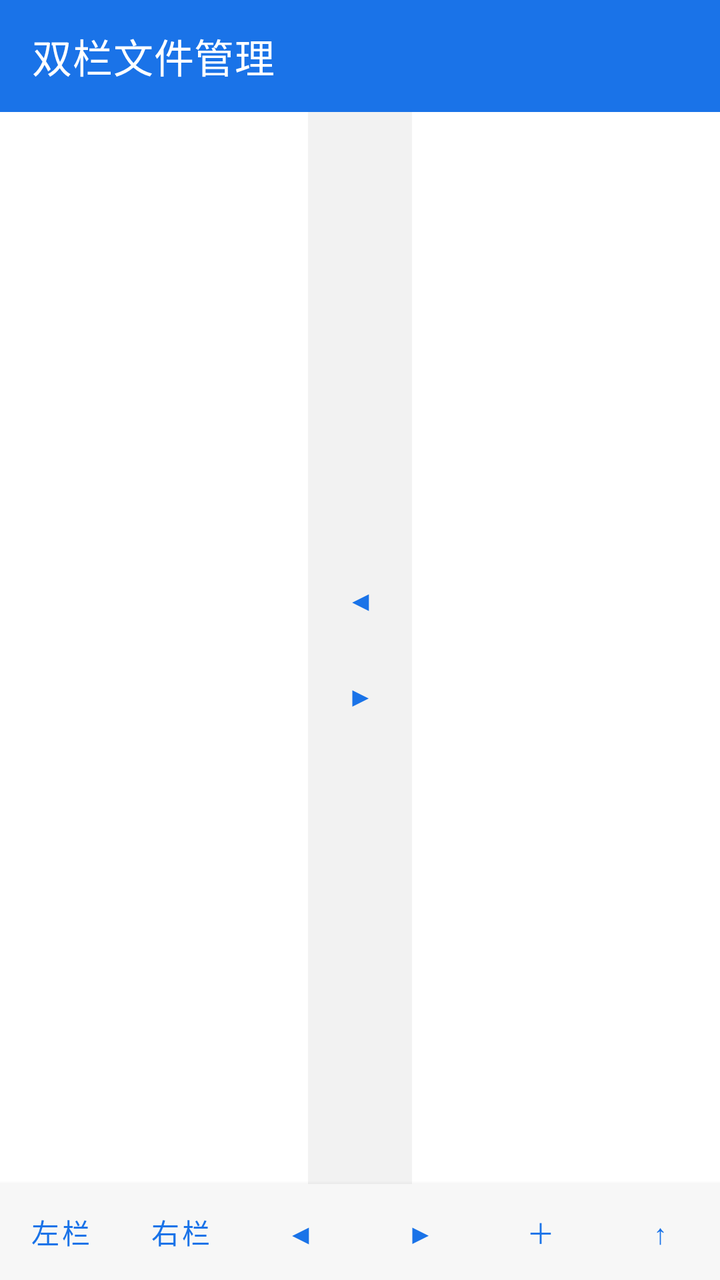
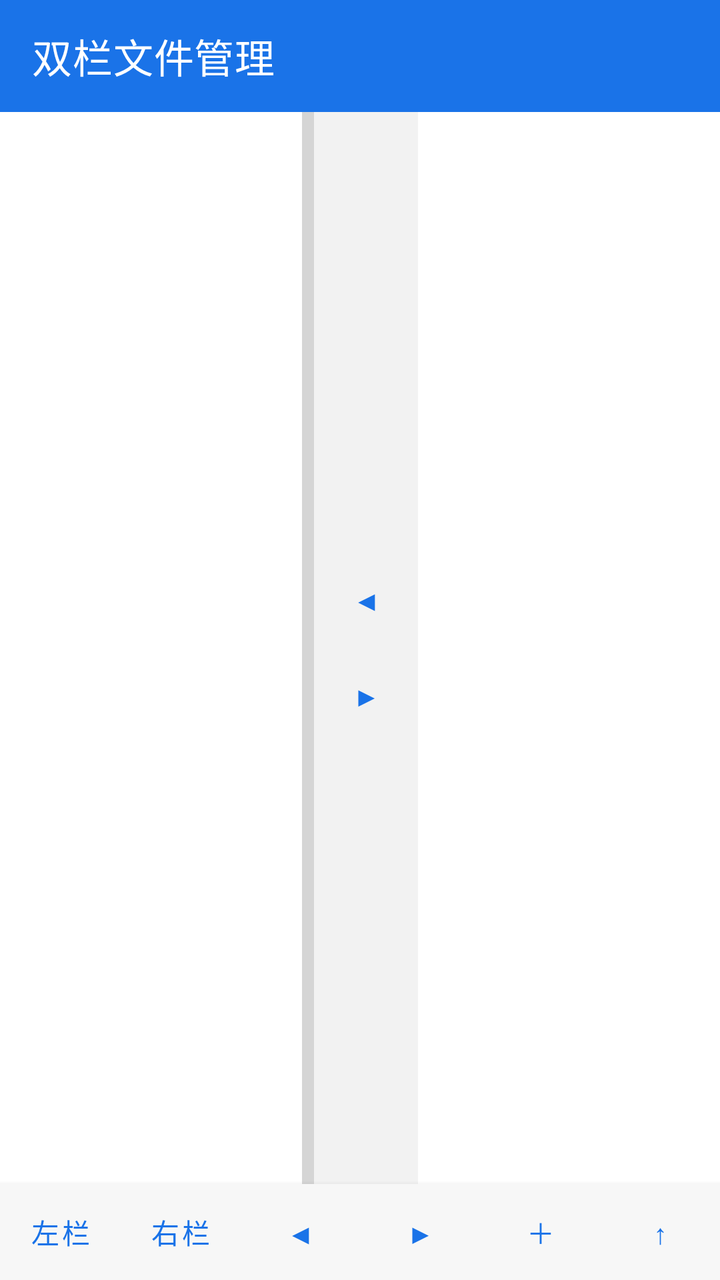

The first picture is an Android layout as it rendered before a commit; the second is the same layout after the commit. The layout source and the unified diff follow.
<!-- AndroidManifest.xml: another module's application theme Theme.Toolbox -->
<!-- res/layout/activity_dual_pane.xml -->
<?xml version="1.0" encoding="utf-8"?>
<LinearLayout xmlns:android="http://schemas.android.com/apk/res/android"
    xmlns:app="http://schemas.android.com/apk/res-auto"
    android:layout_width="match_parent"
    android:layout_height="match_parent"
    android:orientation="vertical">

    <androidx.appcompat.widget.Toolbar
        android:id="@+id/toolbar"
        android:layout_width="match_parent"
        android:layout_height="?attr/actionBarSize"
        android:background="?attr/colorPrimary"
        app:titleTextColor="@color/white"
        app:title="@string/title_dual_pane" />

    <LinearLayout
        android:layout_width="match_parent"
        android:layout_height="0dp"
        android:layout_weight="1"
        android:orientation="horizontal">

        
        <LinearLayout
            android:id="@+id/left_pane"
            android:layout_width="0dp"
            android:layout_height="match_parent"
            android:layout_weight="1"
            android:orientation="vertical"
            android:background="#1AFFFFFF">

            <TextView
                android:id="@+id/left_path"
                android:layout_width="match_parent"
                android:layout_height="wrap_content"
                android:padding="6dp"
                android:singleLine="true"
                android:ellipsize="middle"
                android:textColor="@color/path_text"
                android:textSize="13sp"
                android:fontFamily="monospace" />

            <FrameLayout
                android:layout_width="match_parent"
                android:layout_height="0dp"
                android:layout_weight="1">

                <androidx.recyclerview.widget.RecyclerView
                    android:id="@+id/left_list"
                    android:layout_width="match_parent"
                    android:layout_height="match_parent"
                    android:paddingBottom="8dp" />

                <TextView
                    android:id="@+id/left_empty"
                    android:layout_width="wrap_content"
                    android:layout_height="wrap_content"
                    android:layout_gravity="center"
                    android:text="@string/empty_folder"
                    android:visibility="gone" />
            </FrameLayout>
        </LinearLayout>

        
        <LinearLayout
            android:layout_width="wrap_content"
            android:layout_height="match_parent"
            android:orientation="vertical"
            android:gravity="center"
            android:paddingHorizontal="2dp"
            android:background="#0D000000">

            <Button
                android:id="@+id/copy_right_to_left"
                style="?android:attr/buttonBarButtonStyle"
                android:layout_width="48dp"
                android:layout_height="wrap_content"
                android:text="◀"
                android:contentDescription="@string/copy_to_left" />

            <Button
                android:id="@+id/copy_left_to_right"
                style="?android:attr/buttonBarButtonStyle"
                android:layout_width="48dp"
                android:layout_height="wrap_content"
                android:text="▶"
                android:contentDescription="@string/copy_to_right" />
        </LinearLayout>

        
        <LinearLayout
            android:id="@+id/right_pane"
            android:layout_width="0dp"
            android:layout_height="match_parent"
            android:layout_weight="1"
            android:orientation="vertical"
            android:background="#05FFFFFF">

            <TextView
                android:id="@+id/right_path"
                android:layout_width="match_parent"
                android:layout_height="wrap_content"
                android:padding="6dp"
                android:singleLine="true"
                android:ellipsize="middle"
                android:textColor="@color/path_text"
                android:textSize="13sp"
                android:fontFamily="monospace" />

            <FrameLayout
                android:layout_width="match_parent"
                android:layout_height="0dp"
                android:layout_weight="1">

                <androidx.recyclerview.widget.RecyclerView
                    android:id="@+id/right_list"
                    android:layout_width="match_parent"
                    android:layout_height="match_parent"
                    android:paddingBottom="8dp" />

                <TextView
                    android:id="@+id/right_empty"
                    android:layout_width="wrap_content"
                    android:layout_height="wrap_content"
                    android:layout_gravity="center"
                    android:text="@string/empty_folder"
                    android:visibility="gone" />
            </FrameLayout>
        </LinearLayout>
    </LinearLayout>

    
    <LinearLayout
        android:id="@+id/bottom_bar"
        android:layout_width="match_parent"
        android:layout_height="wrap_content"
        android:orientation="horizontal"
        android:background="@color/bottom_bar_bg"
        android:elevation="4dp">

        <Button
            android:id="@+id/tab_left"
            style="?android:attr/buttonBarButtonStyle"
            android:layout_width="0dp"
            android:layout_height="wrap_content"
            android:layout_weight="1"
            android:text="@string/tab_left" />

        <Button
            android:id="@+id/tab_right"
            style="?android:attr/buttonBarButtonStyle"
            android:layout_width="0dp"
            android:layout_height="wrap_content"
            android:layout_weight="1"
            android:text="@string/tab_right" />

        <Button
            android:id="@+id/dual_prev"
            style="?android:attr/buttonBarButtonStyle"
            android:layout_width="0dp"
            android:layout_height="wrap_content"
            android:layout_weight="1"
            android:text="◀"
            android:contentDescription="上一页" />

        <Button
            android:id="@+id/dual_next"
            style="?android:attr/buttonBarButtonStyle"
            android:layout_width="0dp"
            android:layout_height="wrap_content"
            android:layout_weight="1"
            android:text="▶"
            android:contentDescription="下一页" />

        <Button
            android:id="@+id/dual_add"
            style="?android:attr/buttonBarButtonStyle"
            android:layout_width="0dp"
            android:layout_height="wrap_content"
            android:layout_weight="1"
            android:text="＋"
            android:contentDescription="添加" />

        <Button
            android:id="@+id/dual_home"
            style="?android:attr/buttonBarButtonStyle"
            android:layout_width="0dp"
            android:layout_height="wrap_content"
            android:layout_weight="1"
            android:text="↑"
            android:contentDescription="回到首页" />
    </LinearLayout>
</LinearLayout>
<!-- resources referenced by this layout -->
<resources>
  <color name="bottom_bar_bg">#F7F7F7</color>
  <color name="path_text">#1565C0</color>
  <color name="white">#FFFFFF</color>
  <string name="copy_to_left">复制选中项到左栏</string>
  <string name="copy_to_right">复制选中项到右栏</string>
  <string name="empty_folder">此目录为空</string>
  <string name="tab_left">左栏</string>
  <string name="tab_right">右栏</string>
  <string name="title_dual_pane">双栏文件管理</string>
  <style name="Theme.Toolbox" parent="Theme.MaterialComponents.DayNight.NoActionBar">
          <item name="colorPrimary">@color/toolbox_primary</item>
          <item name="colorPrimaryVariant">@color/toolbox_primary_dark</item>
          <item name="colorAccent">@color/toolbox_accent</item>
          
      </style>
  <color name="toolbox_primary">#1A73E8</color>
  <color name="toolbox_primary_dark">#0D47A1</color>
  <color name="toolbox_accent">#00BCD4</color>
</resources>

<!-- the commit's change to res/layout/activity_dual_pane.xml (unified diff, before → after) -->
@@ -61,7 +61,16 @@
         </LinearLayout>
 
         
+        <View
+            android:id="@+id/divider"
+            android:layout_width="6dp"
+            android:layout_height="match_parent"
+            android:background="#2A000000"
+            android:contentDescription="@string/divider_hint" />
+
+        
         <LinearLayout
+            android:id="@+id/mid_bar"
             android:layout_width="wrap_content"
             android:layout_height="match_parent"
             android:orientation="vertical"
<!-- resource entries referenced after the edit -->
@@ -5,6 +5,7 @@
   <color name="white">#FFFFFF</color>
   <string name="copy_to_left">复制选中项到左栏</string>
   <string name="copy_to_right">复制选中项到右栏</string>
+  <string name="divider_hint">拖动调整两栏宽度，按钮用于跨栏复制/移动</string>
   <string name="empty_folder">此目录为空</string>
   <string name="tab_left">左栏</string>
   <string name="tab_right">右栏</string>
